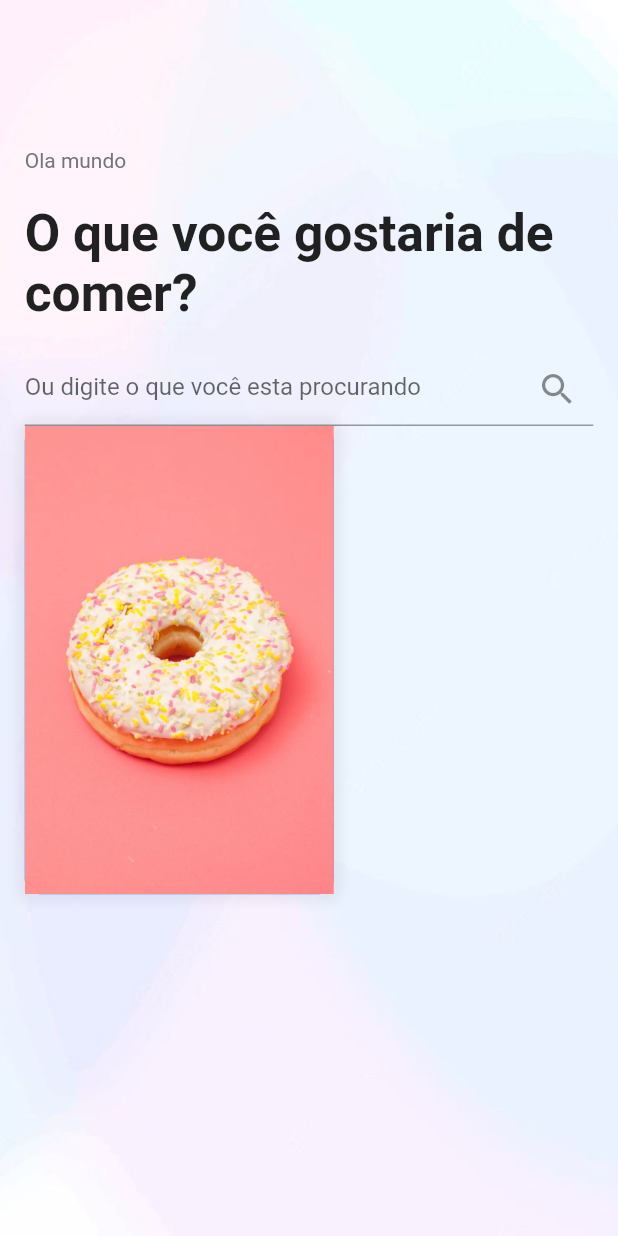
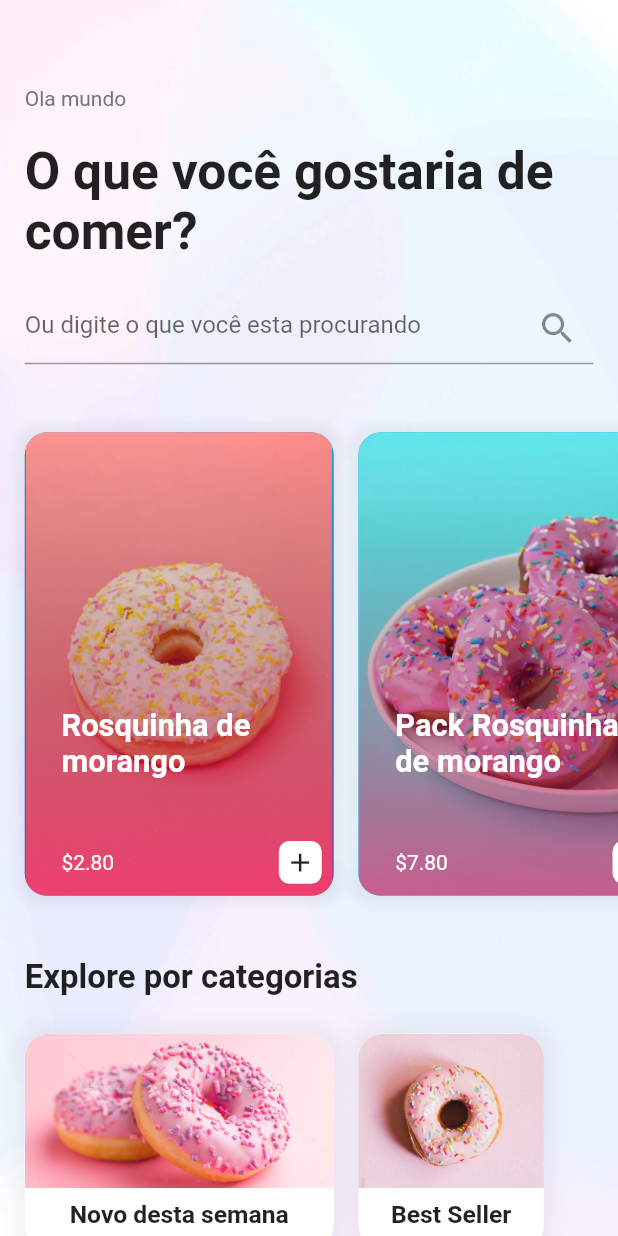
Before and after one commit to Slade-crypto/Flutter-FoodApp, a Flutter app: the screen it shows after launch, on a phone screen of 412 x 824 dp. Run offline on Flutter 3.47's test engine with Material 2 defaults, Android fonts, the phone set to English and light mode, and no system bars; our stand-ins replace sizer.

Commit message:
categorias e refatoração da tela completa

```diff
--- /dev/null
+++ b/lib/carditem.dart
@@ -0,0 +1,100 @@
+import 'package:flutter/material.dart';
+import 'package:sizer/sizer.dart';
+
+class CardItem extends StatelessWidget {
+  CardItem({
+    Key? key,
+    required this.name,
+    required this.image,
+    required this.price,
+  }) : super(key: key);
+
+  String price;
+  String name;
+  String image;
+
+  @override
+  Widget build(BuildContext context) {
+    return Container(
+      width: 50.w,
+      height: 75.w,
+      margin: EdgeInsets.only(
+        bottom: 3.w,
+        right: 4.w,
+        top: 2.w,
+      ),
+      decoration: BoxDecoration(
+          color: Colors.blue,
+          borderRadius: BorderRadius.circular(15),
+          boxShadow: [
+            BoxShadow(
+                color: Colors.black.withOpacity(.05),
+                blurRadius: 5,
+                spreadRadius: 5)
+          ]),
+      child: ClipRRect(
+        borderRadius: BorderRadius.circular(15),
+        child: Stack(
+          children: [
+            Image.asset(
+              'assets/${image}.jpeg',
+              fit: BoxFit.fitHeight,
+              width: 50.w,
+              height: 75.w,
+            ),
+            Container(
+              padding: EdgeInsets.all(8),
+              decoration: BoxDecoration(
+                gradient: LinearGradient(
+                    begin: Alignment.topCenter,
+                    end: Alignment.bottomCenter,
+                    colors: [
+                      Colors.transparent,
+                      Colors.pink.withOpacity(0.7),
+                    ]),
+              ),
+              child: Padding(
+                padding: EdgeInsets.only(left: 4.w),
+                child: Column(
+                  mainAxisAlignment: MainAxisAlignment.end,
+                  crossAxisAlignment: CrossAxisAlignment.start,
+                  children: [
+                    Text(
+                      name,
+                      style: TextStyle(
+                        color: Colors.white,
+                        fontWeight: FontWeight.bold,
+                        fontSize: 15.sp,
+                      ),
+                    ),
+                    SizedBox(height: 10.w),
+                    Row(
+                      mainAxisAlignment: MainAxisAlignment.spaceBetween,
+                      children: [
+                        Text(
+                          price,
+                          style: TextStyle(color: Colors.white),
+                        ),
+                        Container(
+                          padding: EdgeInsetsDirectional.all(4),
+                          decoration: BoxDecoration(
+                            color: Colors.white,
+                            borderRadius: BorderRadius.circular(7),
+                          ),
+                          child: Icon(
+                            Icons.add,
+                            size: 15.sp,
+                          ),
+                        ),
+                      ],
+                    ),
+                  ],
+                ),
+              ),
+            )
+          ],
+        ),
+      ),
+    );
+  }
+}
--- /dev/null
+++ b/lib/categoryitem.dart
@@ -0,0 +1,51 @@
+import 'package:flutter/material.dart';
+import 'package:sizer/sizer.dart';
+
+class CategoryItem extends StatelessWidget {
+  CategoryItem({Key? key, this.width, required this.name, required this.image})
+      : super(key: key);
+
+  double? width;
+  String name;
+  String image;
+
+  @override
+  Widget build(BuildContext context) {
+    return Container(
+      margin: EdgeInsets.only(bottom: 3.w, top: 2.w, right: 4.w),
+      height: 35.w,
+      width: width ?? 50.w,
+      decoration: BoxDecoration(
+        boxShadow: [
+          BoxShadow(
+            color: Colors.black.withOpacity(.05),
+            blurRadius: 10,
+            spreadRadius: 5,
+          ),
+        ],
+        borderRadius: BorderRadius.circular(4.w),
+        color: Colors.white,
+      ),
+      child: ClipRRect(
+        borderRadius: BorderRadius.circular(4.w),
+        child: Column(
+          children: [
+            SizedBox(
+              width: width ?? 50.w,
+              height: 25.w,
+              child: Image.asset(
+                'assets/${image}.jpeg',
+                fit: BoxFit.cover,
+              ),
+            ),
+            SizedBox(height: 2.w),
+            Text(
+              name,
+              style: TextStyle(fontSize: 12.sp, fontWeight: FontWeight.w600),
+            ),
+          ],
+        ),
+      ),
+    );
+  }
+}
--- a/lib/homepage.dart
+++ b/lib/homepage.dart
@@ -2,6 +2,9 @@ import 'package:flutter/material.dart';
 import 'package:flutter/src/widgets/container.dart';
 import 'package:flutter/src/widgets/framework.dart';
 import 'package:sizer/sizer.dart';
+
+import 'carditem.dart';
+import 'categoryitem.dart';
 
 class HomePage extends StatelessWidget {
   const HomePage({super.key});
@@ -19,12 +22,15 @@ class HomePage extends StatelessWidget {
               fit: BoxFit.fitHeight,
             ),
           ),
+          Column(
+            crossAxisAlignment: CrossAxisAlignment.start,
+            children: [
+              SizedBox(height: 10.w),
               Padding(
                 padding: EdgeInsets.all(4.w),
                 child: Column(
                   crossAxisAlignment: CrossAxisAlignment.start,
                   children: [
-                SizedBox(height: 20.w),
                     Text('Ola mundo',
                         style: TextStyle(color: Colors.grey.shade600)),
                     SizedBox(height: 5.w),
@@ -45,30 +51,64 @@ class HomePage extends StatelessWidget {
                         ),
                       ),
                     ),
-                Container(
-                  width: 50.w,
-                  decoration: BoxDecoration(
-                      color: Colors.blue,
-                      borderRadius: BorderRadius.circular(10),
-                      boxShadow: [
-                        BoxShadow(
-                            color: Colors.black.withOpacity(.05),
-                            blurRadius: 5,
-                            spreadRadius: 5)
-                      ]),
-                  child: ClipRRect(
-                    child: Image.asset(
-                      'assets/donut1.jpeg',
-                      fit: BoxFit.cover,
-                      width: 50.w,
+                  ],
                 ),
               ),
+              SizedBox(height: 5.w),
+              SingleChildScrollView(
+                scrollDirection: Axis.horizontal,
+                child: Row(
+                  children: [
+                    SizedBox(width: 4.w),
+                    CardItem(
+                      name: 'Rosquinha de morango',
+                      image: 'donut1',
+                      price: '\$2.80',
+                    ),
+                    CardItem(
+                      name: 'Pack Rosquinhas de morango',
+                      image: 'donut2',
+                      price: '\$7.80',
+                    ),
+                    CardItem(
+                      name: 'Rosquinha de morango mini',
+                      image: 'donut3',
+                      price: '\$1.80',
+                    ),
+                  ],
+                ),
+              ),
+              SizedBox(height: 7.w),
+              Padding(
+                padding: EdgeInsets.only(left: 4.w),
+                child: Text(
+                  'Explore por categorias',
+                  style:
+                      TextStyle(fontSize: 16.sp, fontWeight: FontWeight.bold),
+                ),
+              ),
+              SizedBox(height: 4.w),
+              SingleChildScrollView(
+                scrollDirection: Axis.horizontal,
+                child: Row(
+                  children: [
+                    SizedBox(width: 4.w),
+                    CategoryItem(
+                      image: 'donut-cat',
+                      name: 'Novo desta semana',
+                    ),
+                    CategoryItem(
+                      image: 'donut3',
+                      name: 'Best Seller',
+                      width: 30.w,
                     ),
                   ],
                 ),
               ),
             ],
           ),
+        ],
+      ),
     );
   }
 }
```
Lines whose indentation alone changed are shown as unchanged.
